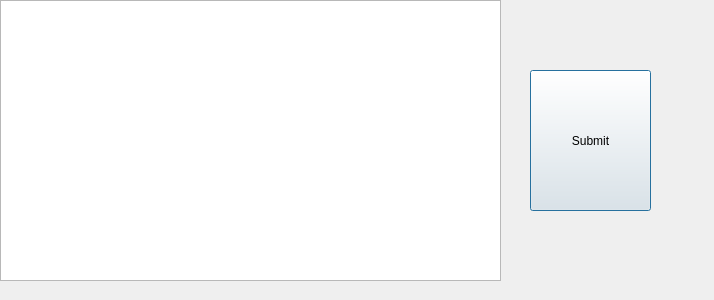
Qt form courses/prog_base_3/project/Kyrs/all.ui (antonmazun/gogog) before a commit.
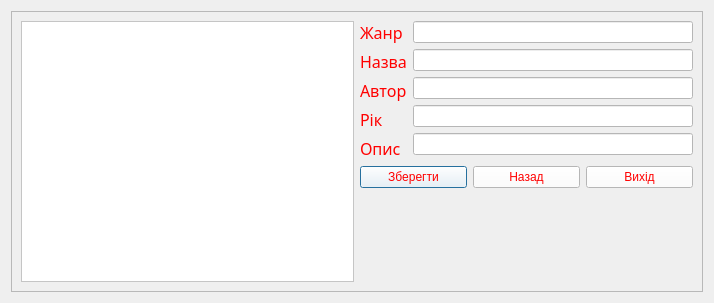
The same form after that commit.

```diff
--- a/courses/prog_base_3/project/Kyrs/all.ui
+++ b/courses/prog_base_3/project/Kyrs/all.ui
@@ -7,35 +7,266 @@
     <x>0</x>
     <y>0</y>
     <width>714</width>
-    <height>300</height>
+    <height>303</height>
    </rect>
   </property>
   <property name="windowTitle">
    <string>Dialog</string>
   </property>
-  <widget class="QTableView" name="tableView">
-   <property name="geometry">
-    <rect>
-     <x>0</x>
-     <y>0</y>
-     <width>501</width>
-     <height>281</height>
-    </rect>
-   </property>
-  </widget>
-  <widget class="QPushButton" name="pushButton">
-   <property name="geometry">
-    <rect>
-     <x>530</x>
-     <y>70</y>
-     <width>121</width>
-     <height>141</height>
-    </rect>
-   </property>
-   <property name="text">
-    <string>Submit</string>
-   </property>
-  </widget>
+  <property name="styleSheet">
+   <string notr="true">/*border-color: rgb(124, 255, 218);*/
+/*background-color: qlineargradient(spread:reflect, x1:0, y1:1, x2:0.915254, y2:0.108, stop:0 rgba(71, 94, 142, 255), stop:1 rgba(255, 255, 255, 255));
+background-color: qlineargradient(spread:reflect, x1:0, y1:1, x2:0.915254, y2:0.108, stop:0 rgba(71, 94, 142, 255), stop:1 rgba(255, 255, 255, 255));*/
+/*background-color: qconicalgradient(cx:0, cy:0, angle:135, stop:0 rgba(255, 255, 0, 69), stop:0.375 rgba(255, 255, 0, 69), stop:0.423533 rgba(251, 255, 0, 145), stop:0.45 rgba(247, 255, 0, 208), stop:0.477581 rgba(255, 244, 71, 130), stop:0.518717 rgba(255, 218, 71, 130), stop:0.55 rgba(255, 255, 0, 255), stop:0.57754 rgba(255, 203, 0, 130), stop:0.625 rgba(255, 255, 0, 69), stop:1 rgba(255, 255, 0, 69));*/
+/*background-color: qlineargradient(spread:reflect, x1:0, y1:0.488636, x2:1, y2:0.483, stop:0 rgba(71, 94, 142, 255), stop:1 rgba(254, 252, 255, 243));*
+/*background-color: qlineargradient(spread:reflect, x1:0, y1:1, x2:0.915254, y2:0.108, stop:0 rgba(71, 94, 142, 255), stop:1 rgba(255, 255, 255, 255));*/
+/*background-color: qlineargradient(spread:pad, x1:0.0110455, y1:0.443, x2:0.988636, y2:0.449, stop:0.136364 rgba(71, 94, 142, 255), stop:1 rgba(255, 255, 255, 255));*/
+/*background-color: qlineargradient(spread:pad, x1:0.0110455, y1:0.443, x2:0.988636, y2:0.449, stop:0.136364 rgba(111, 72, 72, 255), stop:1 rgba(255, 255, 255, 255));
+*/
+/*gridline-color: rgb(178, 255, 250);*/</string>
+  </property>
+  <layout class="QGridLayout" name="gridLayout_2">
+   <item row="0" column="0">
+    <widget class="QScrollArea" name="scrollArea">
+     <property name="widgetResizable">
+      <bool>true</bool>
+     </property>
+     <widget class="QWidget" name="scrollAreaWidgetContents">
+      <property name="geometry">
+       <rect>
+        <x>0</x>
+        <y>0</y>
+        <width>694</width>
+        <height>283</height>
+       </rect>
+      </property>
+      <layout class="QGridLayout" name="gridLayout">
+       <item row="0" column="0" rowspan="4">
+        <widget class="QTableView" name="tableView">
+         <property name="styleSheet">
+          <string notr="true">background-color : rgb(255,255,255);</string>
+         </property>
+        </widget>
+       </item>
+       <item row="0" column="1">
+        <layout class="QHBoxLayout" name="horizontalLayout">
+         <item>
+          <layout class="QVBoxLayout" name="verticalLayout">
+           <item>
+            <widget class="QLabel" name="label_3">
+             <property name="font">
+              <font>
+               <family>Segoe Script</family>
+               <pointsize>12</pointsize>
+               <weight>9</weight>
+               <italic>false</italic>
+               <bold>false</bold>
+              </font>
+             </property>
+             <property name="styleSheet">
+              <string notr="true">
+font: 80 12pt &quot;Segoe Script&quot;;
+font: 75 12pt &quot;Segoe Script&quot;;
+color:rgb(255, 0, 0);</string>
+             </property>
+             <property name="text">
+              <string>Жанр</string>
+             </property>
+            </widget>
+           </item>
+           <item>
+            <widget class="QLabel" name="label_name_book">
+             <property name="font">
+              <font>
+               <family>Segoe Script</family>
+               <pointsize>12</pointsize>
+               <weight>9</weight>
+               <italic>false</italic>
+               <bold>false</bold>
+              </font>
+             </property>
+             <property name="styleSheet">
+              <string notr="true">
+font: 80 12pt &quot;Segoe Script&quot;;
+font: 75 12pt &quot;Segoe Script&quot;;
+color:rgb(255, 0, 0);</string>
+             </property>
+             <property name="text">
+              <string>Назва</string>
+             </property>
+            </widget>
+           </item>
+           <item>
+            <widget class="QLabel" name="label_aut">
+             <property name="font">
+              <font>
+               <family>Segoe Script</family>
+               <pointsize>12</pointsize>
+               <weight>9</weight>
+               <italic>false</italic>
+               <bold>false</bold>
+              </font>
+             </property>
+             <property name="styleSheet">
+              <string notr="true">
+font: 80 12pt &quot;Segoe Script&quot;;
+font: 75 12pt &quot;Segoe Script&quot;;
+color:rgb(255, 0, 0);</string>
+             </property>
+             <property name="text">
+              <string>Автор</string>
+             </property>
+            </widget>
+           </item>
+           <item>
+            <widget class="QLabel" name="label_4">
+             <property name="font">
+              <font>
+               <family>Segoe Script</family>
+               <pointsize>12</pointsize>
+               <weight>9</weight>
+               <italic>false</italic>
+               <bold>false</bold>
+              </font>
+             </property>
+             <property name="styleSheet">
+              <string notr="true">
+font: 80 12pt &quot;Segoe Script&quot;;
+font: 75 12pt &quot;Segoe Script&quot;;
+color:rgb(255, 0, 0);</string>
+             </property>
+             <property name="text">
+              <string>Рік</string>
+             </property>
+            </widget>
+           </item>
+           <item>
+            <widget class="QLabel" name="label_2">
+             <property name="font">
+              <font>
+               <family>Segoe Script</family>
+               <pointsize>12</pointsize>
+               <weight>9</weight>
+               <italic>false</italic>
+               <bold>false</bold>
+              </font>
+             </property>
+             <property name="styleSheet">
+              <string notr="true">
+font: 80 12pt &quot;Segoe Script&quot;;
+font: 75 12pt &quot;Segoe Script&quot;;
+color:rgb(255, 0, 0);</string>
+             </property>
+             <property name="text">
+              <string>Опис</string>
+             </property>
+            </widget>
+           </item>
+          </layout>
+         </item>
+         <item>
+          <layout class="QVBoxLayout" name="verticalLayout_2">
+           <item>
+            <widget class="QLineEdit" name="lineEdit_genre">
+             <property name="styleSheet">
+              <string notr="true">background-color: rgb(255, 255, 255);</string>
+             </property>
+            </widget>
+           </item>
+           <item>
+            <widget class="QLineEdit" name="lineEdit_name_add_book">
+             <property name="styleSheet">
+              <string notr="true">background-color: rgb(255, 255, 255);</string>
+             </property>
+             <property name="text">
+              <string/>
+             </property>
+            </widget>
+           </item>
+           <item>
+            <widget class="QLineEdit" name="lineEdit_aut">
+             <property name="styleSheet">
+              <string notr="true">background-color: rgb(255, 255, 255);</string>
+             </property>
+            </widget>
+           </item>
+           <item>
+            <widget class="QLineEdit" name="lineEdit_year">
+             <property name="styleSheet">
+              <string notr="true">background-color: rgb(255, 255, 255);</string>
+             </property>
+            </widget>
+           </item>
+           <item>
+            <widget class="QLineEdit" name="lineEdit_des">
+             <property name="styleSheet">
+              <string notr="true">background-color: rgb(255, 255, 255);</string>
+             </property>
+            </widget>
+           </item>
+          </layout>
+         </item>
+        </layout>
+       </item>
+       <item row="1" column="1">
+        <layout class="QHBoxLayout" name="horizontalLayout_2">
+         <item>
+          <widget class="QPushButton" name="pushButton_save">
+           <property name="styleSheet">
+            <string notr="true">
+font: 75 12pt &quot;Segoe Script&quot;;
+color:rgb(255, 0, 0);background :rgb(255, 255, 255);</string>
+           </property>
+           <property name="text">
+            <string>Зберегти</string>
+           </property>
+          </widget>
+         </item>
+         <item>
+          <widget class="QPushButton" name="pushButton_2">
+           <property name="styleSheet">
+            <string notr="true">
+font: 75 12pt &quot;Segoe Script&quot;;
+color:rgb(255, 0, 0);background :rgb(255, 255, 255);</string>
+           </property>
+           <property name="text">
+            <string>Назад</string>
+           </property>
+          </widget>
+         </item>
+         <item>
+          <widget class="QPushButton" name="pushButton_3">
+           <property name="styleSheet">
+            <string notr="true">
+font: 75 12pt &quot;Segoe Script&quot;;
+color:rgb(255, 0, 0);background :rgb(255, 255, 255);</string>
+           </property>
+           <property name="text">
+            <string>Вихід</string>
+           </property>
+          </widget>
+         </item>
+        </layout>
+       </item>
+       <item row="3" column="1">
+        <widget class="QLabel" name="label_info">
+         <property name="text">
+          <string/>
+         </property>
+        </widget>
+       </item>
+      </layout>
+     </widget>
+    </widget>
+   </item>
+  </layout>
+  <zorder>layoutWidget</zorder>
+  <zorder>pushButton_3</zorder>
+  <zorder>pushButton_save</zorder>
+  <zorder>layoutWidget</zorder>
+  <zorder></zorder>
+  <zorder>pushButton_3</zorder>
+  <zorder>scrollArea</zorder>
  </widget>
  <resources/>
  <connections/>
```
